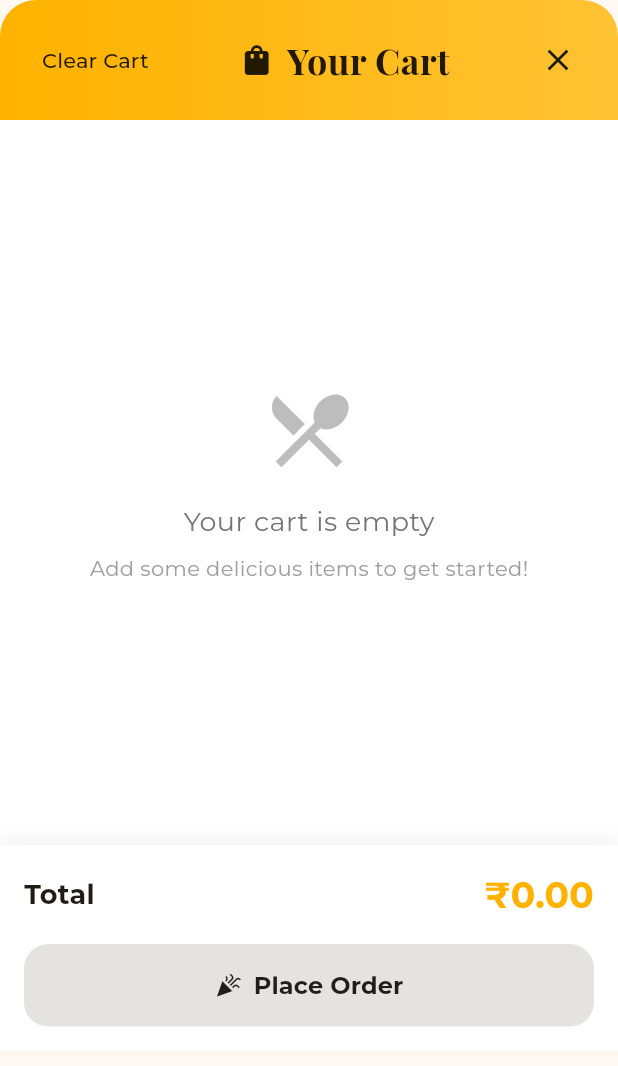
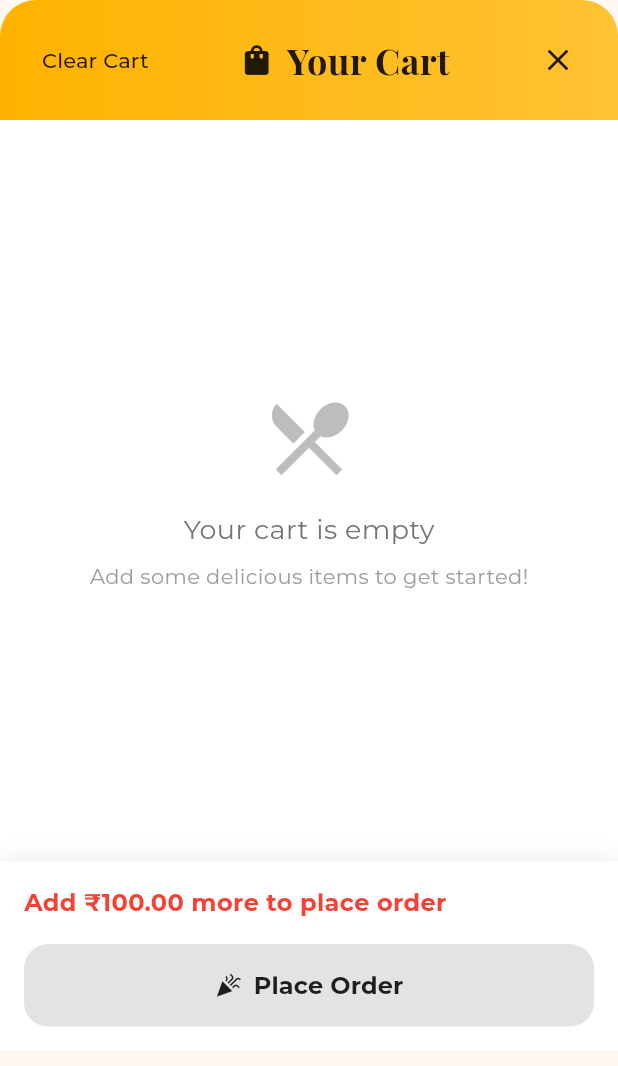
Before and after one commit to Developer-Satwik/mujbites-app, a Flutter app: the CartWidget widget shown alone on an empty page, opened directly, on a phone screen of 412 x 824 dp. Shown: the top 1066 px of the screen. Run offline on Flutter 3.47's test engine with Material 3 defaults, Android fonts, the light colour scheme and no system bars; our stand-ins replace flutter_local_notifications, google_fonts, permission_handler, shared_preferences; accounts and stored records are empty; network calls fail; project files that could hold a hidden picture were left out.

Commit message:
DTB never

```diff
--- a/my_app/lib/widgets/cart.dart
+++ b/my_app/lib/widgets/cart.dart
@@ -72,6 +72,17 @@ class _CartWidgetState extends State<CartWidget> {
   }
 
   Future<void> _confirmOrder(BuildContext context, CartProvider cartProvider) async {
+    // Add minimum order check
+    if (cartProvider.totalAmount < 100) {
+      ScaffoldMessenger.of(context).showSnackBar(
+        const SnackBar(
+          content: Text('Minimum order amount is ₹100'),
+          backgroundColor: Colors.red,
+        ),
+      );
+      return;
+    }
+
     if (_addressController.text.isEmpty) {
       ScaffoldMessenger.of(context).showSnackBar(
         const SnackBar(
@@ -322,18 +333,13 @@ class _CartWidgetState extends State<CartWidget> {
                     mainAxisAlignment: MainAxisAlignment.spaceBetween,
                     children: [
                       Text(
-                        'Total',
+                        cart.totalAmount < 100
+                            ? 'Add ₹${(100 - cart.totalAmount).toStringAsFixed(2)} more to place order'
+                            : 'Total: ₹${cart.totalAmount.toStringAsFixed(2)}',
                         style: GoogleFonts.montserrat(
-                          fontSize: 18,
+                          fontSize: 16,
                           fontWeight: FontWeight.bold,
-                        ),
-                      ),
-                      Text(
-                        '₹${cart.totalAmount.toStringAsFixed(2)}',
-                        style: GoogleFonts.montserrat(
-                          fontSize: 24,
-                          fontWeight: FontWeight.bold,
-                          color: AppTheme.primary,
+                          color: cart.totalAmount < 100 ? Colors.red : Colors.black87,
                         ),
                       ),
                     ],
```
Also changed, not shown: my_app/lib/screens/edit_menu_screen.dart (+18 -2 lines), my_app/lib/screens/restaurant_screen.dart (+16 -0 lines), my_app/lib/services/notification_service.dart (+68 -48 lines), 2 other files.
